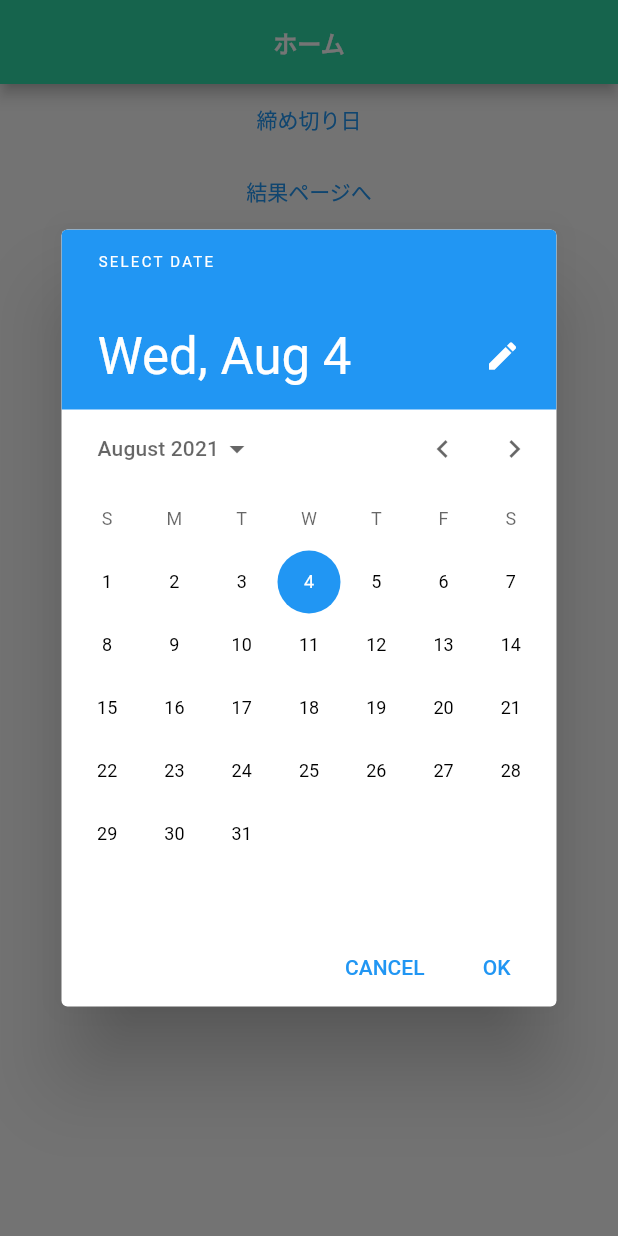
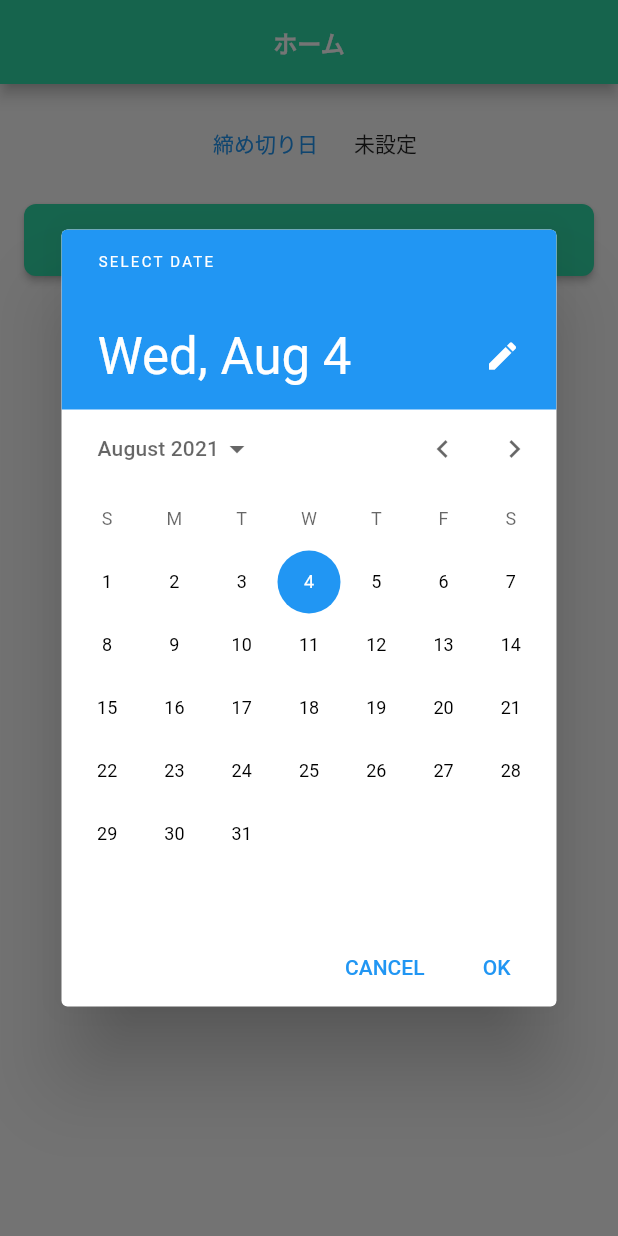
Before and after one commit to syunnpukuta/muit, a Flutter app: the screen it shows after launch, after a tap on "締め切り日", on a phone screen of 412 x 824 dp. Run offline on Flutter 3.47's test engine with Material 2 defaults, Android fonts, the phone set to English and light mode, and no system bars; our stand-ins replace like_button; missing offline and left inert: dart:html, window_location_href.

Commit message:
デザインの設定を変更

```diff
--- a/lib/main.dart
+++ b/lib/main.dart
@@ -78,7 +78,12 @@ class _MyHomePageState extends State<MyHomePage> {
   }
 
   Widget createMode(){
-    return ListView(
+    return Padding(
+      padding: const EdgeInsets.all(16.0),
+      child: ListView(
+        children: [
+          Row(
+            mainAxisAlignment: MainAxisAlignment.center,
             children: [
               TextButton(
                   onPressed: ()async{
@@ -87,9 +92,20 @@ class _MyHomePageState extends State<MyHomePage> {
                     TimeOfDay? deadTime = await _selectTime(context);
                     if(deadTime == null) return;
                     debugPrint(deadLine = "${deadDate.year}/${deadDate.month}/${deadDate.day} ${deadTime.hour}:${deadTime.minute}");
+                    setState(() {
+
+                    });
                   },
                   child: Text("締め切り日")
               ),
+              Container(width: 16,),
+              Text(deadLine=="" ? "未設定" : deadLine),
+            ],
+          ),
+          Container(height: 16,),
+          filledButton("新規作成", onTap: (){
+            _launchURL();
+          }),
           TextButton(
               onPressed: (){
 
@@ -100,6 +116,7 @@ class _MyHomePageState extends State<MyHomePage> {
               child: Text("結果ページへ")
           )
         ],
+      ),
     );
   }
 
```
Lines whose indentation alone changed are shown as unchanged.
